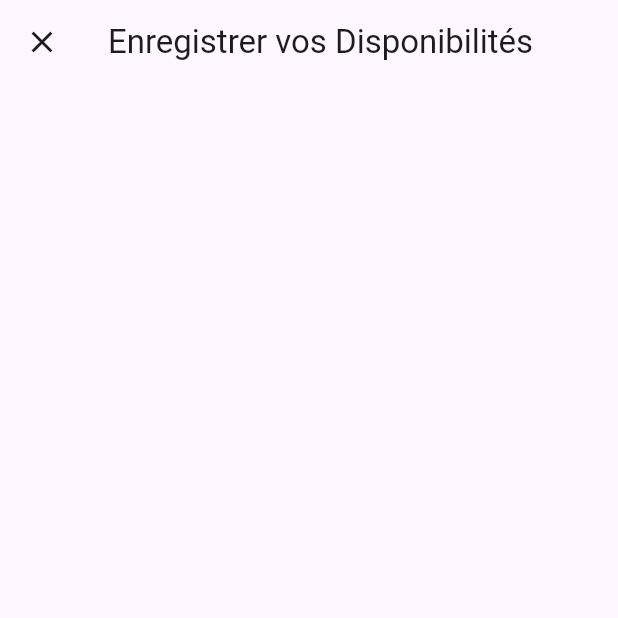
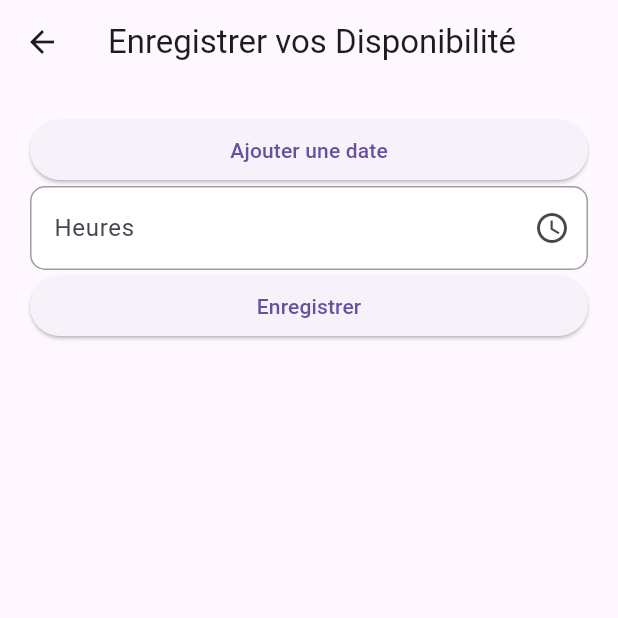
Before and after one commit to lachose-jB/surappariteur, a Flutter app: the PlaningNew screen opened directly, on a phone screen of 412 x 824 dp, the top half of it. Run offline on Flutter 3.47's test engine with Material 3 defaults, Android fonts, the phone set to English and light mode, and no system bars; our stand-ins replace curved_navigation_bar, file_picker, flutter_staggered_animations, flutter_svg, fluttertoast, image_picker and 5 more; accounts and stored records are empty; network calls fail.

Commit message:
update Ok

```diff
--- a/lib/main.dart
+++ b/lib/main.dart
@@ -17,8 +17,8 @@
     return const MaterialApp(
       localizationsDelegates: GlobalMaterialLocalizations.delegates,
       supportedLocales: [
-        const Locale('fr', ''), // Français
-        const Locale('en', ''), // Anglais (si nécessaire)
+        Locale('fr', ''), // Français
+        Locale('en', ''), // Anglais (si nécessaire)
       ],
       debugShowCheckedModeBanner: false,
       title: 'Appariteur',
--- a/lib/police/vueController/missioncontroler/childmission.dart
+++ b/lib/police/vueController/missioncontroler/childmission.dart
@@ -280,7 +280,7 @@
                                               MainAxisAlignment.center,
                                           children: [
                                             Text(
-                                              'Durrée: $Duree',
+                                              mission.duree,
                                               textAlign: TextAlign.center,
                                               style: const TextStyle(
                                                 fontSize: 15,
@@ -289,7 +289,7 @@
                                             ),
                                             const SizedBox(width: 15),
                                             Text(
-                                              'Date: $Date',
+                                              mission.date,
                                               textAlign: TextAlign.center,
                                               style: const TextStyle(
                                                 fontSize: 15,
--- a/lib/police/vueController/planingcontroler/newPlaning.dart
+++ b/lib/police/vueController/planingcontroler/newPlaning.dart
@@ -1,38 +1,108 @@
 import 'package:flutter/material.dart';
+import 'package:intl/intl.dart';
 
 class PlaningNew extends StatefulWidget {
   const PlaningNew({Key? key});
+
   @override
   State<PlaningNew> createState() => _PlaningNewState();
 }
 
-class UserAvailability {
-  DateTime date;
-  TimeOfDay heureDebut;
-  TimeOfDay heureFin;
+class _PlaningNewState extends State<PlaningNew> {
+  final List<DateTime> _selectedDates = [];
+  final TextEditingController _heuresController = TextEditingController();
 
-  UserAvailability(
-      {required this.date, required this.heureDebut, required this.heureFin});
-}
+  Future<void> _selectDate(BuildContext context) async {
+    final DateTime picked = (await showDatePicker(
+      context: context,
+      initialDate: DateTime.now(),
+      firstDate: DateTime(2000),
+      lastDate: DateTime(2101),
+    ))!;
 
-class _PlaningNewState extends State<PlaningNew> {
+    if (picked != null) {
+      setState(() {
+        _selectedDates.add(picked);
+      });
+    }
+  }
+
+  Future<void> _selectHeures(BuildContext context) async {
+    final TimeOfDay picked = (await showTimePicker(
+      context: context,
+      initialTime: TimeOfDay.now(),
+    ))!;
+
+    setState(() {
+      _heuresController.text = picked.format(context);
+    });
+  }
+
   @override
   Widget build(BuildContext context) {
     return Scaffold(
       appBar: AppBar(
-        title: const Text('Enregistrer vos Disponibilités'),
-        leading: IconButton(
-          icon: const Icon(Icons.close), // Utilisez l'icône de croix (X)
-          onPressed: () {
-            Navigator.of(context)
-                .pop(); // Vous pouvez utiliser Navigator pour revenir en arrière
-          },
-        ),
+        title: const Text('Enregistrer vos Disponibilité'),
       ),
-      body: const Center(
-        child: Column(
-          mainAxisAlignment: MainAxisAlignment.center,
-          children: [],
+      body: SingleChildScrollView(
+        padding: const EdgeInsets.all(20),
+        child: Form(
+          child: Column(
+            crossAxisAlignment: CrossAxisAlignment.stretch,
+            children: [
+              // Dates
+              Column(
+                children: _selectedDates.map((date) {
+                  return ListTile(
+                    title: Text(DateFormat('dd/MM/yyyy').format(date)),
+                    trailing: IconButton(
+                      icon: Icon(Icons.delete),
+                      onPressed: () {
+                        setState(() {
+                          _selectedDates.remove(date);
+                        });
+                      },
+                    ),
+                  );
+                }).toList(),
+              ),
+              ElevatedButton(
+                onPressed: () => _selectDate(context),
+                child: const Text('Ajouter une date'),
+              ),
+              // Heures
+              TextFormField(
+                controller: _heuresController,
+                onTap: () => _selectHeures(context),
+                decoration: InputDecoration(
+                  labelText: 'Heures',
+                  border: OutlineInputBorder(
+                    borderRadius: BorderRadius.circular(10.0),
+                  ),
+                  filled: true,
+                  fillColor: Colors.white,
+                  enabledBorder: OutlineInputBorder(
+                    borderSide: const BorderSide(color: Colors.grey),
+                    borderRadius: BorderRadius.circular(10.0),
+                  ),
+                  focusedBorder: OutlineInputBorder(
+                    borderSide: const BorderSide(color: Colors.blue),
+                    borderRadius: BorderRadius.circular(10.0),
+                  ),
+                  suffixIcon: IconButton(
+                    icon: const Icon(Icons.access_time),
+                    onPressed: () => _selectHeures(context),
+                  ),
+                ),
+              ),
+              ElevatedButton(
+                onPressed: () {
+                  // Submit the form here
+                },
+                child: const Text('Enregistrer'),
+              ),
+            ],
+          ),
         ),
       ),
     );
--- a/lib/vue/kuabo/kuabovue.dart
+++ b/lib/vue/kuabo/kuabovue.dart
@@ -8,7 +8,7 @@
 
 class Kuabo extends StatefulWidget {
   static String routeName = "/kuabo";
-  const Kuabo({Key? key}) : super(key: key);
+  const Kuabo({super.key});
 
   @override
   State<Kuabo> createState() => _KuaboState();
```
Also changed, not shown: pubspec.lock, 1 other file.
